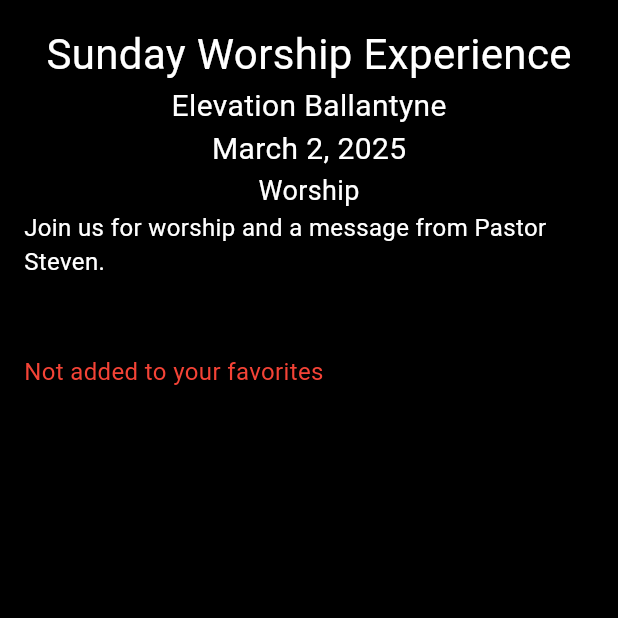
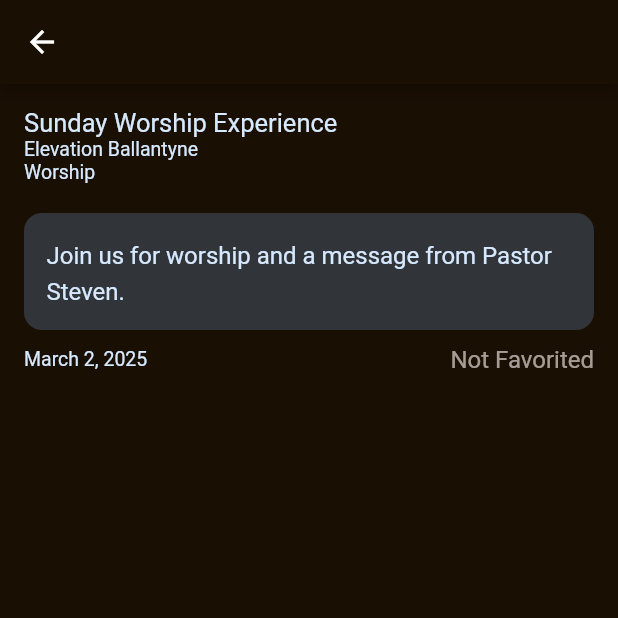
Before and after one commit to RogelioAD/event_details, a Flutter app: the screen it shows after launch, after a tap on "Sunday Worship Experience", on a phone screen of 412 x 824 dp, the top half of it. Run offline on Flutter 3.47's test engine with Material 3 defaults, Android fonts, the phone set to English and light mode, and no system bars; missing offline and left inert: favorite_button.

Commit message:
Finished UI design and placed in some error or missing state else statements

```diff
--- a/lib/components/event.dart
+++ b/lib/components/event.dart
@@ -13,23 +13,35 @@
   @override
   Widget build(context) {
     return Container(
+      padding: EdgeInsets.all(20),
       height: 100,
-      color: const Color.fromARGB(255, 0, 0, 0),
+      color: Color.fromARGB(255, 37, 20, 2),
       child: Row(
         children: [
           Expanded(
-            child: Center(
-              child: FittedBox(
-                fit: BoxFit.scaleDown,
-                child: StyleText(
-                  event.title,
-                  event.location,
-                  event.startTime,
-                ),
-              ),
+            child: Align(
+              alignment: Alignment.centerLeft,
+              child: event.title.isNotEmpty && event.location.isNotEmpty && event.startTime.isNotEmpty
+                  ? FittedBox(
+                      fit: BoxFit.scaleDown,
+                      child: StyleText(
+                        title: event.title,
+                        location: event.location,
+                        startTime: event.startTime,
+                      ),
+                    )
+                  : const Text(
+                      "Missing full event information",
+                      style: TextStyle(color: Colors.white, fontSize: 16),
+                    ),
             ),
           ),
           FavButton(event, onFavoriteChanged: onFavoriteChanged),
+          Icon(
+            Icons.navigate_next_sharp,
+            color: const Color.fromARGB(255, 255, 255, 255),
+            size: 40,
+          ),
         ],
       ),
     );
--- a/lib/components/event_page.dart
+++ b/lib/components/event_page.dart
@@ -23,7 +23,13 @@
   @override
   Widget build(context) {
     return Scaffold(
-      backgroundColor: const Color.fromARGB(255, 0, 0, 0),
+      appBar: AppBar(
+        backgroundColor: const Color.fromARGB(255, 26, 15, 3),
+        leading: IconButton(
+          onPressed: () => Navigator.of(context).maybePop(),
+          icon: const Icon(color: Colors.white, Icons.arrow_back),
+        ),
+      ),
       body: SafeArea(
         child: Padding(
           padding: const EdgeInsets.all(16.0),
@@ -31,26 +37,54 @@
             crossAxisAlignment: CrossAxisAlignment.start,
             children: [
               StyleText(
-                currentEvent.title,
-                currentEvent.location,
-                currentEvent.startTime,
-                description: currentEvent.description,
+                title: currentEvent.title,
+                location: currentEvent.location,
                 category: currentEvent.category,
               ),
 
-              const SizedBox(height: 50),
+              const SizedBox(height: 20),
 
-              Text(
-                currentEvent.isFavorite
-                    ? "Added to your favorites"
-                    : "Not added to your favorites",
-                style: TextStyle(
-                  color: currentEvent.isFavorite ? Colors.green : Colors.red,
-                  fontSize: 16,
+              if (currentEvent.description.isNotEmpty)
+                Container(
+                  width: double.infinity,
+                  padding: const EdgeInsets.all(15.0),
+                  decoration: BoxDecoration(
+                    color: const Color.fromARGB(83, 98, 130, 167),
+                    borderRadius: BorderRadius.circular(12),
+                  ),
+                  child: Text(
+                    currentEvent.description,
+                    style: const TextStyle(
+                      color: Color.fromARGB(255, 214, 233, 255),
+                      fontSize: 16,
+                      height: 1.5,
+                    ),
+                  ),
+                )
+              else
+                const Text(
+                  "No information available",
+                  style: TextStyle(color: Colors.white, fontSize: 16),
                 ),
+              const SizedBox(height: 10),
+
+              Row(
+                mainAxisAlignment: MainAxisAlignment.spaceBetween,
+                children: [
+                  StyleText(startTime: currentEvent.startTime),
+
+                  Text(
+                    currentEvent.isFavorite ? "Favorited" : "Not Favorited",
+                    textAlign: TextAlign.right,
+                    style: TextStyle(
+                      color: currentEvent.isFavorite
+                          ? Colors.orange
+                          : const Color.fromARGB(162, 248, 237, 235),
+                      fontSize: 16,
+                    ),
+                  ),
+                ],
               ),
-
-              const SizedBox(height: 20),
             ],
           ),
         ),
--- a/lib/components/favorite.dart
+++ b/lib/components/favorite.dart
@@ -24,6 +24,8 @@
   @override
   Widget build(context) {
     return FavoriteButton(
+      iconColor: const Color.fromARGB(255, 250, 129, 16),
+      iconSize: 40,
       isFavorite: isFavorite,
       valueChanged: (value) {
         setState(() {
--- a/lib/components/list.dart
+++ b/lib/components/list.dart
@@ -50,12 +50,20 @@
 
     if (events.isEmpty) {
       return Center(
-        child: Text('Looks like there are no events yet. Stay tuned!'),
+          child: Text(
+            'Looks like there are no events yet. Stay tuned!',
+            style: const TextStyle(
+              color: Color.fromARGB(255, 214, 233, 255),
+              fontSize: 18,
+            ),
+          ),
         );
     }
 
-    return ListView.separated(
-      padding: const EdgeInsets.all(8),
+    return Container(
+      color: Color.fromARGB(255, 37, 20, 2),
+      child: ListView.separated(
+        padding: const EdgeInsets.all(0),
         itemCount: events.length,
         //itemBuilder adds an index to each item
         itemBuilder: (BuildContext context, int index) {
@@ -63,7 +71,9 @@
             onTap: () {
               Navigator.push(
                 context,
-              MaterialPageRoute(builder: (context) => EventPage(events[index])),
+                MaterialPageRoute(
+                  builder: (context) => EventPage(events[index]),
+                ),
               );
             },
             child: Event(
@@ -76,7 +86,11 @@
             ),
           );
         },
-      separatorBuilder: (BuildContext context, int index) => const Divider(),
+        separatorBuilder: (BuildContext context, int index) => const Divider(
+          color: Color.fromARGB(255, 214, 233, 255),
+          thickness: 1.0,
+        ),
+      ),
     );
   }
 }
--- a/lib/main.dart
+++ b/lib/main.dart
@@ -1,6 +1,5 @@
 import 'package:event_details/components/list.dart';
 import 'package:flutter/material.dart';
-
 
 void main() {
   runApp(MyApp());
@@ -14,15 +13,23 @@
 }
 
 class _MyAppState extends State<MyApp> {
-
   @override
   Widget build(BuildContext context) {
     return MaterialApp(
-      title: 'Elevation Events',
+      theme: ThemeData(
+        useMaterial3: false, // Disable defaultt styleing
+        scaffoldBackgroundColor: const Color.fromARGB(255, 26, 15, 3),
+      ),
       debugShowCheckedModeBanner: false,
-      theme: ThemeData(primarySwatch: Colors.green),
       home: Scaffold(
-        appBar: AppBar(title: Text('Elevation Events')),
+        backgroundColor: const Color.fromARGB(255, 26, 15, 3),
+        appBar: AppBar(
+          title: Text('Elevation Events'),
+          backgroundColor: const Color.fromARGB(255, 26, 15, 3),
+          elevation: 0,
+          surfaceTintColor: const Color.fromARGB(255, 78, 45, 9),
+          shadowColor: const Color.fromARGB(255, 0, 0, 0),
+        ),
         body: EventListWidget(),
       ),
     );
--- a/lib/styles/style_text.dart
+++ b/lib/styles/style_text.dart
@@ -2,46 +2,75 @@
 import 'package:event_details/util/date_formatter.dart';
 
 class StyleText extends StatelessWidget {
-  const StyleText(
+  const StyleText({
     this.title,
     this.location,
-    this.startTime, {
+    this.startTime,
     this.category,
     this.description,
     super.key,
   });
 
-  final String title;
-  final String location;
-  final String startTime;
+  final String? title;
+  final String? location;
+  final String? startTime;
   final String? category;
   final String? description;
 
   @override
   Widget build(context) {
     final List<Widget> children = [
-      Text(title, style: TextStyle(color: Colors.white, fontSize: 28)),
-      Text(location, style: TextStyle(color: Colors.white, fontSize: 20)),
-      Text(
-        DateFormatter.formatDateOnly(startTime),
-        style: TextStyle(color: Colors.white, fontSize: 20),
-      ),
+      if (title != null)
+        Text(
+          title!,
+          textAlign: TextAlign.left,
+          style: TextStyle(
+            color: const Color.fromARGB(255, 214, 233, 255),
+            fontSize: 17,
+          ),
+        ),
+      if (location != null)
+        Text(
+          location!,
+          textAlign: TextAlign.left,
+          style: TextStyle(
+            color: const Color.fromARGB(255, 214, 233, 255),
+            fontSize: 13,
+          ),
+        ),
+
+      if (startTime != null)
+        Text(
+          DateFormatter.formatDateOnly(startTime!),
+          textAlign: TextAlign.left,
+          style: TextStyle(
+            color: const Color.fromARGB(255, 214, 233, 255),
+            fontSize: 13,
+          ),
+        ),
+
+      if (category != null)
+        Text(
+          category!,
+          textAlign: TextAlign.left,
+          style: TextStyle(
+            color: const Color.fromARGB(255, 214, 233, 255),
+            fontSize: 13,
+          ),
+        ),
+      if (description != null)
+        Text(
+          description!,
+          textAlign: TextAlign.left,
+          style: TextStyle(
+            color: const Color.fromARGB(255, 214, 233, 255),
+            fontSize: 13,
+          ),
+        ),
     ];
 
-    if (category != null && category!.isNotEmpty) {
-      children.add(
-        Text(category!, style: TextStyle(color: Colors.white, fontSize: 18)),
-      );
-    }
-
-    if (description != null && description!.isNotEmpty) {
-      children.add(
-        Text(description!, style: TextStyle(color: Colors.white, fontSize: 16)),
-      );
-    }
-
     return Column(
-      crossAxisAlignment: CrossAxisAlignment.center,
+      crossAxisAlignment: CrossAxisAlignment.start,
       children: children,
     );
   }
```
Lines whose indentation alone changed are shown as unchanged.
